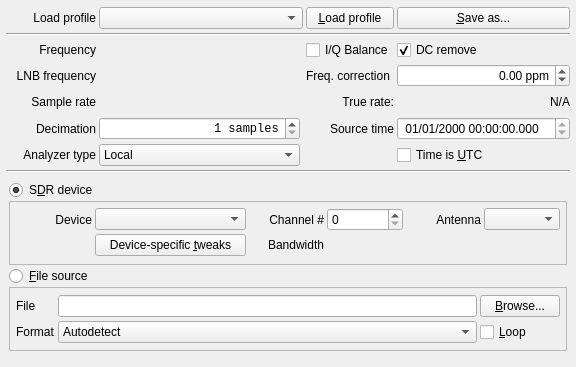
Above: ui/ProfileConfigTab.ui from BatchDrake/SigDigger before the change. Below: the same form after it.
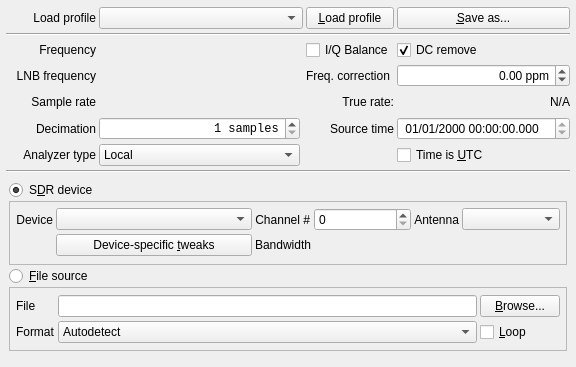
That is the form after the change. Custom widgets are drawn as their Qt base class.

Commit message: Reorganize settings dialog layout

```diff
--- a/ui/ProfileConfigTab.ui
+++ b/ui/ProfileConfigTab.ui
@@ -600,6 +600,12 @@
           </property>
           <item row="0" column="5">
            <widget class="QLabel" name="label_12">
+            <property name="sizePolicy">
+             <sizepolicy hsizetype="Fixed" vsizetype="Preferred">
+              <horstretch>0</horstretch>
+              <verstretch>0</verstretch>
+             </sizepolicy>
+            </property>
             <property name="text">
              <string>Antenna</string>
             </property>
@@ -610,6 +616,12 @@
           </item>
           <item row="0" column="0">
            <widget class="QLabel" name="label_10">
+            <property name="sizePolicy">
+             <sizepolicy hsizetype="Fixed" vsizetype="Preferred">
+              <horstretch>0</horstretch>
+              <verstretch>0</verstretch>
+             </sizepolicy>
+            </property>
             <property name="text">
              <string>Device</string>
             </property>
@@ -643,6 +655,12 @@
           </item>
           <item row="0" column="3">
            <widget class="QLabel" name="label_11">
+            <property name="sizePolicy">
+             <sizepolicy hsizetype="Fixed" vsizetype="Preferred">
+              <horstretch>0</horstretch>
+              <verstretch>0</verstretch>
+             </sizepolicy>
+            </property>
             <property name="text">
              <string>Channel #</string>
             </property>
@@ -652,10 +670,23 @@
            </widget>
           </item>
           <item row="0" column="4">
-           <widget class="QSpinBox" name="channelSpin"/>
+           <widget class="QSpinBox" name="channelSpin">
+            <property name="sizePolicy">
+             <sizepolicy hsizetype="Preferred" vsizetype="Fixed">
+              <horstretch>0</horstretch>
+              <verstretch>0</verstretch>
+             </sizepolicy>
+            </property>
+           </widget>
           </item>
           <item row="1" column="3">
            <widget class="QLabel" name="label_13">
+            <property name="sizePolicy">
+             <sizepolicy hsizetype="Fixed" vsizetype="Preferred">
+              <horstretch>0</horstretch>
+              <verstretch>0</verstretch>
+             </sizepolicy>
+            </property>
             <property name="text">
              <string>Bandwidth</string>
             </property>
```
